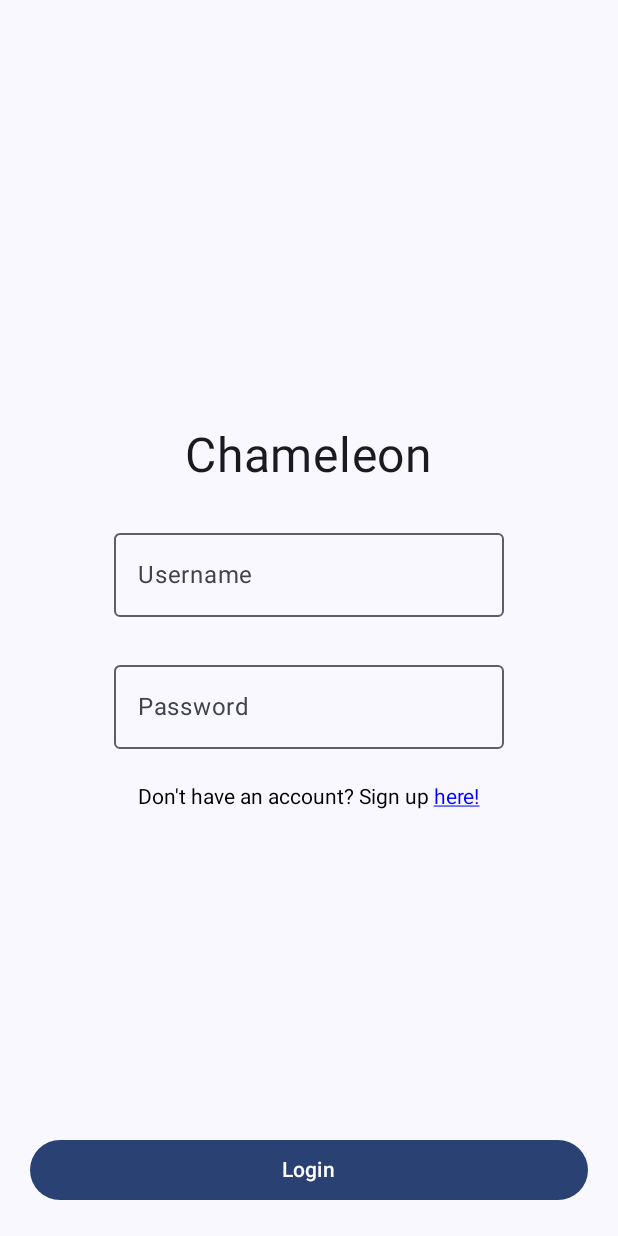
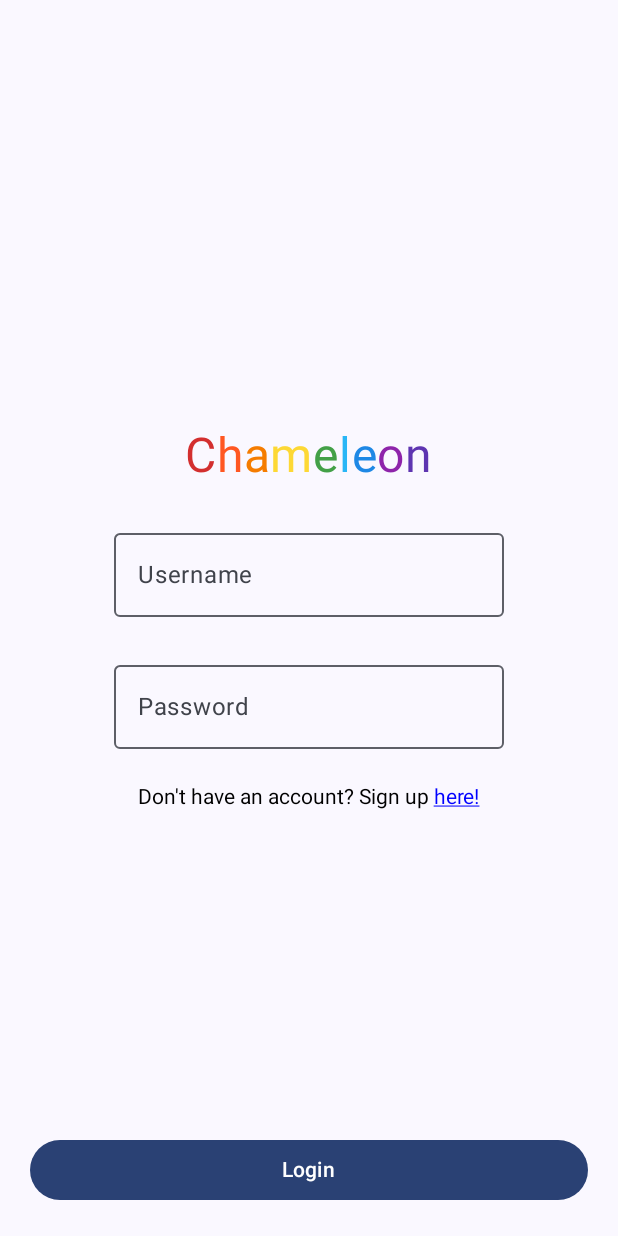
Before and after one commit to JugalBili/chameleon, an Android app built with Jetpack Compose: the screen it shows after launch (MainActivity), on a phone screen of 412 x 824 dp. Run offline under Robolectric (Android 15) with nearby library versions, the phone set to English and light mode, and no system bars.

Commit message:
changed title to rainbow colour

```diff
--- a/frontend/Chameleon/app/src/main/java/cs446/project/chameleon/LoginPage.kt
+++ b/frontend/Chameleon/app/src/main/java/cs446/project/chameleon/LoginPage.kt
@@ -36,6 +36,25 @@ fun LoginPage(navController: NavHostController) {
     val password = remember { mutableStateOf("") }
     val clicked = remember { mutableStateOf(false) }
 
+    val colours = listOf(
+        Color(0xFFD32F2F),
+        Color(0xFFFF5722),
+        Color(0xFFF57C00),
+        Color(0xFFFDD835),
+        Color(0xFF43A047),
+        Color(0xFF29B6F6),
+        Color(0xFF1E88E5),
+        Color(0xFF8E24AA),
+        Color(0xFF5E35B1)
+    )
+    val titleText = buildAnnotatedString {
+        "Chameleon".forEachIndexed { idx, char ->
+            withStyle(style = SpanStyle(color = colours[idx % colours.size])) {
+                append(char)
+            }
+        }
+    }
+
     val annotatedText = buildAnnotatedString {
         append("Don't have an account? Sign up ")
         pushStringAnnotation(tag = "signup", annotation = "here!")
@@ -53,7 +72,7 @@ fun LoginPage(navController: NavHostController) {
                 verticalArrangement = Arrangement.Center,
                 horizontalAlignment = Alignment.CenterHorizontally
             ) {
-                Text(text = "Chameleon", fontSize = 32.sp)
+                Text(text = titleText, fontSize = 32.sp)
                 Spacer(modifier = Modifier.height(24.dp))
 
                 OutlinedTextField(
```
